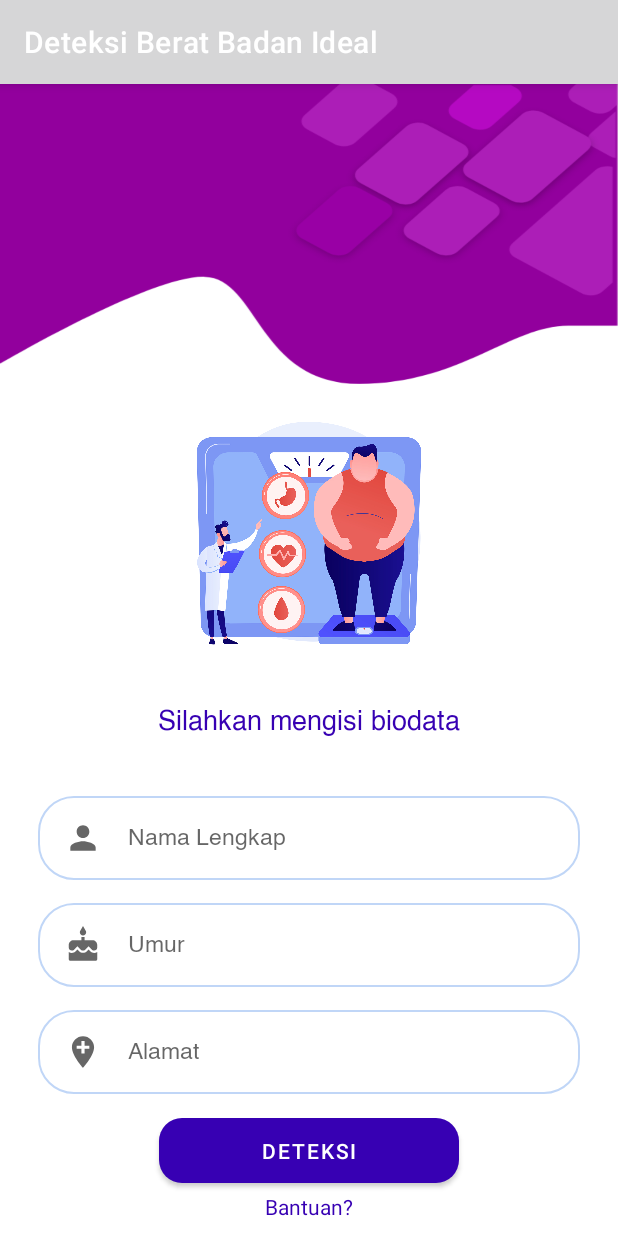
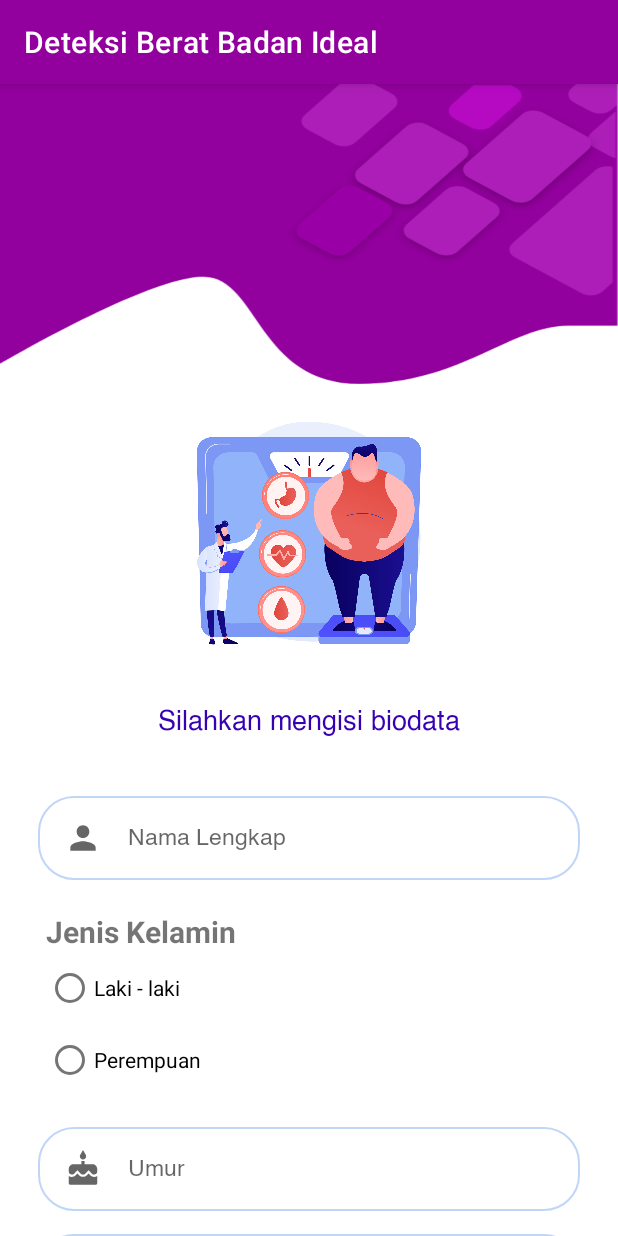
Before and after one commit to maccalab/berat-badan-ideal-mobile, an Android app: the screen it shows after launch (MainActivity), on a phone screen of 412 x 824 dp. Run offline under Robolectric (Android 15) with nearby library versions, the phone set to English and light mode, and no system bars; our stand-ins replace Firebase (no records; nobody signed in at launch, a user with empty details on screens opened directly); 1 statement that could not run was skipped.

```diff
--- a/app/src/main/AndroidManifest.xml
+++ b/app/src/main/AndroidManifest.xml
@@ -10,6 +10,9 @@
         android:supportsRtl="true"
         android:theme="@style/Theme.DeteksiBeratBadanIdeal">
         <activity
+            android:name=".ResultActivity"
+            android:exported="false" />
+        <activity
             android:name=".MainActivity"
             android:exported="true">
             <intent-filter>
--- a/app/src/main/res/layout/activity_main.xml
+++ b/app/src/main/res/layout/activity_main.xml
@@ -88,6 +88,40 @@
                 </RelativeLayout>
 
                 <RelativeLayout
+                    android:layout_width="match_parent"
+                    android:layout_height="wrap_content"
+                    android:layout_marginStart="25dp"
+                    android:layout_marginTop="15dp"
+                    android:layout_marginEnd="25dp">
+
+                    <RadioGroup
+                        android:id="@+id/radio_group"
+                        android:layout_width="match_parent"
+                        android:layout_height="wrap_content"
+                        android:padding="5dp">
+
+                        <TextView
+                            android:id="@+id/title"
+                            android:layout_width="match_parent"
+                            android:layout_height="wrap_content"
+                            android:text="Jenis Kelamin"
+                            android:textStyle="bold"
+                            android:textSize="20sp"/>
+
+                        <RadioButton
+                            android:layout_width="wrap_content"
+                            android:layout_height="wrap_content"
+                            android:text="Laki - laki"/>
+
+                        <RadioButton
+                            android:layout_width="wrap_content"
+                            android:layout_height="wrap_content"
+                            android:text="Perempuan"/>
+                    </RadioGroup>
+
+                </RelativeLayout>
+
+                <RelativeLayout
                     android:id="@+id/rl_username_container"
                     android:layout_width="match_parent"
                     android:layout_height="wrap_content"
@@ -171,7 +205,7 @@
                 android:orientation="vertical">
 
                 <com.google.android.material.button.MaterialButton
-                    android:id="@+id/btn_login"
+                    android:id="@+id/btn_deteksi"
                     android:layout_width="200dp"
                     android:layout_height="55dp"
                     android:text="Deteksi"
--- a/app/src/main/res/values-night/themes.xml
+++ b/app/src/main/res/values-night/themes.xml
@@ -2,12 +2,12 @@
     <!-- Base application theme. -->
     <style name="Theme.DeteksiBeratBadanIdeal" parent="Theme.MaterialComponents.DayNight.DarkActionBar">
         <!-- Primary brand color. -->
-        <item name="colorPrimary">@color/purple_200</item>
-        <item name="colorPrimaryVariant">@color/purple_700</item>
+        <item name="colorPrimary">@color/purple</item>
+        <item name="colorPrimaryVariant">@color/purple</item>
         <item name="colorOnPrimary">@color/black</item>
         <!-- Secondary brand color. -->
-        <item name="colorSecondary">@color/teal_200</item>
-        <item name="colorSecondaryVariant">@color/teal_200</item>
+<!--        <item name="colorSecondary">@color/teal_200</item>-->
+<!--        <item name="colorSecondaryVariant">@color/teal_200</item>-->
         <item name="colorOnSecondary">@color/black</item>
         <!-- Status bar color. -->
         <item name="android:statusBarColor" tools:targetApi="l">?attr/colorPrimaryVariant</item>
--- a/app/src/main/res/values/themes.xml
+++ b/app/src/main/res/values/themes.xml
@@ -2,12 +2,12 @@
     <!-- Base application theme. -->
     <style name="Theme.DeteksiBeratBadanIdeal" parent="Theme.MaterialComponents.DayNight.DarkActionBar">
         <!-- Primary brand color. -->
-        <item name="colorPrimary">@color/purple_500</item>
-        <item name="colorPrimaryVariant">@color/purple_700</item>
+        <item name="colorPrimary">@color/purple</item>
+        <item name="colorPrimaryVariant">@color/purple</item>
         <item name="colorOnPrimary">@color/white</item>
         <!-- Secondary brand color. -->
-        <item name="colorSecondary">@color/teal_200</item>
-        <item name="colorSecondaryVariant">@color/teal_700</item>
+<!--        <item name="colorSecondary">@color/teal_200</item>-->
+<!--        <item name="colorSecondaryVariant">@color/teal_700</item>-->
         <item name="colorOnSecondary">@color/black</item>
         <!-- Status bar color. -->
         <item name="android:statusBarColor" tools:targetApi="l">?attr/colorPrimaryVariant</item>
--- a/build.gradle
+++ b/build.gradle
@@ -1,4 +1,8 @@
-// Top-level build file where you can add configuration options common to all sub-projects/modules.
+buildscript {
+    dependencies {
+        classpath 'com.google.gms:google-services:4.3.3'
+    }
+}// Top-level build file where you can add configuration options common to all sub-projects/modules.
 plugins {
     id 'com.android.application' version '7.1.0' apply false
     id 'com.android.library' version '7.1.0' apply false
```
Also changed, not shown: app/build.gradle (+9 -0 lines), app/src/main/java/com/macca/deteksiberatbadanideal/MainActivity.kt (+99 -1 lines), app/src/main/java/com/macca/deteksiberatbadanideal/ResultActivity.kt (added, +36 -0 lines), app/src/main/res/layout/activity_result.xml (added, +273 -0 lines), app/src/main/res/drawable/diagnose.jpg (added), 1 other file.
